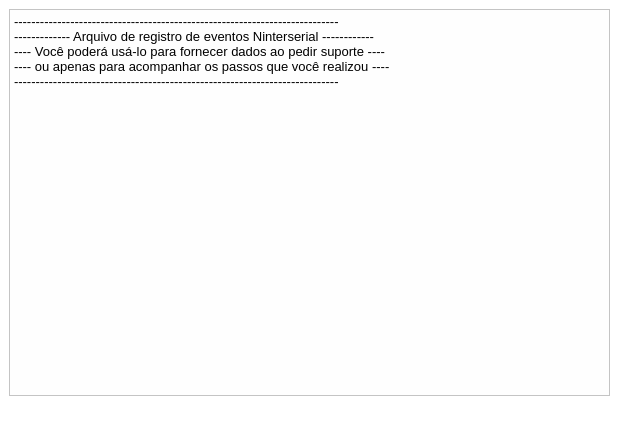
This is jnlregistro.ui in Nintersoft/Ninterserial as Qt 5 draws it before an edit. The edited form follows.
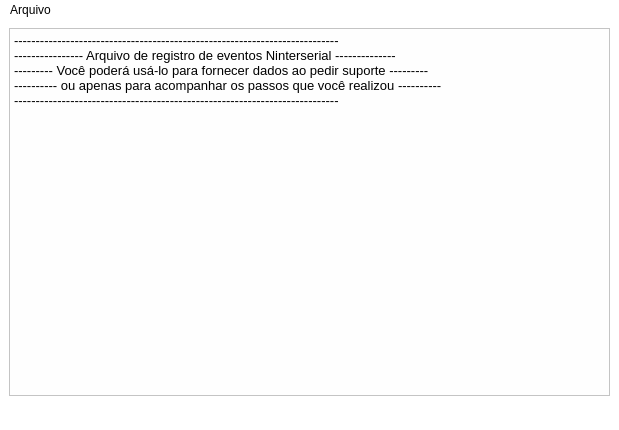
This is the edited form. Icons and pictures are not drawn.

Commit message:
Registro melhorado | Log system improved
Adiconado:
- Novo ícone Ninterserial.
- Opção de salvar arquivo de registro de evento.

Melhorado:
- Removidas opções não utilizadas no menu.

EN
Added:
- New icon for Ninterserial.
- Save event log file option.

Improved:
- Options that are not used have been removed from main menu.

What changed in the file:
```diff
--- a/jnlregistro.ui
+++ b/jnlregistro.ui
@@ -556,11 +556,10 @@
       </property>
       <property name="plainText">
        <string>---------------------------------------------------------------------------
-------------- Arquivo de registro de eventos Ninterserial ------------
----- Você poderá usá-lo para fornecer dados ao pedir suporte ----
----- ou apenas para acompanhar os passos que você realizou ----
+---------------- Arquivo de registro de eventos Ninterserial --------------
+--------- Você poderá usá-lo para fornecer dados ao pedir suporte ---------
+---------- ou apenas para acompanhar os passos que você realizou ----------
 ---------------------------------------------------------------------------
-
 </string>
       </property>
      </widget>
@@ -576,6 +575,13 @@
      <height>21</height>
     </rect>
    </property>
+   <widget class="QMenu" name="menuArquivo">
+    <property name="title">
+     <string>Arquivo</string>
+    </property>
+    <addaction name="menuBtSalvarComo"/>
+   </widget>
+   <addaction name="menuArquivo"/>
   </widget>
   <widget class="QStatusBar" name="statusbar"/>
  </widget>
```
Left out of the diff: 18 changed lines with no effect on the pictures. The commit also changes 16 other files.
